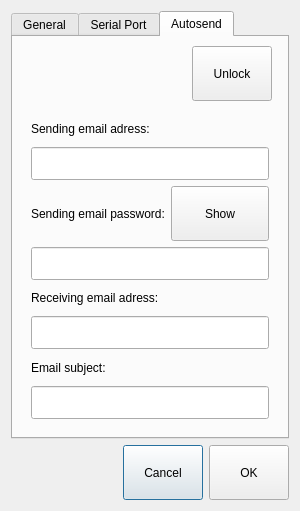
Before: the Qt Designer form generalsettingdialog.ui in mishkoLitvin/L_Aries-progect, drawn with Qt 5.
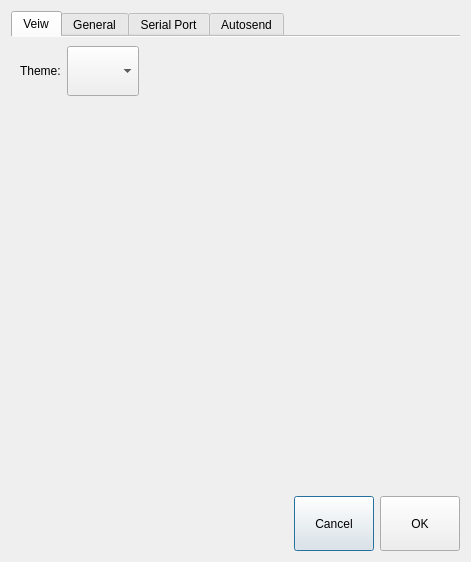
After: the same form once the commit is applied. Icons and pictures are not drawn.

Commit message: StyleSheet selector added

```diff
--- a/generalsettingdialog.ui
+++ b/generalsettingdialog.ui
@@ -6,8 +6,8 @@
    <rect>
     <x>0</x>
     <y>0</y>
-    <width>300</width>
-    <height>511</height>
+    <width>471</width>
+    <height>562</height>
    </rect>
   </property>
   <property name="windowTitle">
@@ -59,9 +59,85 @@
    </item>
    <item row="0" column="0">
     <widget class="QTabWidget" name="tabWidget">
+     <property name="tabShape">
+      <enum>QTabWidget::Rounded</enum>
+     </property>
      <property name="currentIndex">
-      <number>2</number>
+      <number>0</number>
      </property>
+     <property name="iconSize">
+      <size>
+       <width>32</width>
+       <height>32</height>
+      </size>
+     </property>
+     <property name="elideMode">
+      <enum>Qt::ElideLeft</enum>
+     </property>
+     <property name="usesScrollButtons">
+      <bool>false</bool>
+     </property>
+     <property name="documentMode">
+      <bool>true</bool>
+     </property>
+     <widget class="QWidget" name="tabVeiw">
+      <attribute name="icon">
+       <iconset resource="icons.qrc">
+        <normaloff>:/new/icons/icons/color.png</normaloff>:/new/icons/icons/color.png</iconset>
+      </attribute>
+      <attribute name="title">
+       <string>Veiw</string>
+      </attribute>
+      <layout class="QVBoxLayout" name="verticalLayout_5">
+       <item>
+        <layout class="QHBoxLayout" name="horizontalLayout_3">
+         <item>
+          <widget class="QLabel" name="label">
+           <property name="text">
+            <string>Theme:</string>
+           </property>
+          </widget>
+         </item>
+         <item>
+          <widget class="QComboBox" name="comboBoxStyleList">
+           <property name="minimumSize">
+            <size>
+             <width>50</width>
+             <height>50</height>
+            </size>
+           </property>
+          </widget>
+         </item>
+         <item>
+          <spacer name="horizontalSpacer">
+           <property name="orientation">
+            <enum>Qt::Horizontal</enum>
+           </property>
+           <property name="sizeHint" stdset="0">
+            <size>
+             <width>40</width>
+             <height>20</height>
+            </size>
+           </property>
+          </spacer>
+         </item>
+        </layout>
+       </item>
+       <item>
+        <spacer name="verticalSpacer_2">
+         <property name="orientation">
+          <enum>Qt::Vertical</enum>
+         </property>
+         <property name="sizeHint" stdset="0">
+          <size>
+           <width>20</width>
+           <height>40</height>
+          </size>
+         </property>
+        </spacer>
+       </item>
+      </layout>
+     </widget>
      <widget class="QWidget" name="generalSettings">
       <attribute name="title">
        <string>General</string>
```
Left out of the diff: 16 changed lines with no effect on the pictures. The commit also changes 8 other files.
